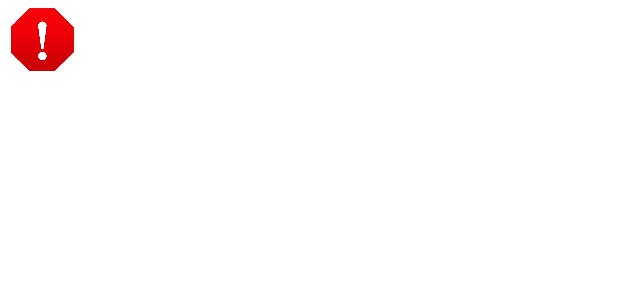
After one commit to Elenaadochitei/BarieraAndroid, an Android app: the layout custom_toast.xml on its own in the app's theme, with its tools: preview values and no code run, on a phone screen of 412 x 824 dp. The commit adds this screen. Shown: the top 300 px of the screen. Run offline under Robolectric (Android 15) with nearby library versions, the phone set to English and light mode, and no system bars.

Commit message:
logOut section

```diff
--- a/app/src/main/java/com/example/myapplication/LogInPerson.java
+++ b/app/src/main/java/com/example/myapplication/LogInPerson.java
@@ -13,6 +13,7 @@ import android.view.Window;
 import android.view.WindowManager;
 import android.view.inputmethod.InputMethodManager;
 import android.widget.Button;
+import android.widget.ImageView;
 import android.widget.ProgressBar;
 import android.widget.TextView;
 import android.widget.Toast;
--- a/app/src/main/java/com/example/myapplication/ServerIp.java
+++ b/app/src/main/java/com/example/myapplication/ServerIp.java
@@ -1,5 +1,5 @@
 package com.example.myapplication;
 
 public class ServerIp {
-    public static final String BASE_URL = "http://192.168.100.37:8080/";
+    public static final String BASE_URL = "http://192.168.0.103:8080/";
 }
--- /dev/null
+++ b/app/src/main/res/layout/custom_toast.xml
@@ -0,0 +1,35 @@
+<?xml version="1.0" encoding="utf-8"?>
+<RelativeLayout
+    xmlns:android="http://schemas.android.com/apk/res/android"
+    xmlns:tools="http://schemas.android.com/tools"
+    android:layout_width="match_parent"
+    android:layout_height="match_parent"
+    android:id="@+id/relativeLayout1"
+    android:background="@android:color/white">
+
+    <ImageView
+        android:id="@+id/imageView1"
+        android:layout_width="45dp"
+        android:layout_height="44dp"
+        android:layout_below="@+id/textView1"
+        android:layout_marginStart="5dip"
+        android:layout_marginTop="5dip"
+        android:layout_marginEnd="5dip"
+        android:layout_marginBottom="5dip"
+        android:background="@android:color/transparent"
+        android:src="@drawable/errortoast"
+        tools:ignore="UnknownId"></ImageView>
+
+    <TextView
+        android:id="@+id/textView2"
+        android:layout_width="212dp"
+        android:layout_height="36dp"
+        android:layout_below="@+id/imageView1"
+        android:layout_alignParentEnd="true"
+        android:layout_marginTop="-55dp"
+        android:layout_marginEnd="99dp"
+        android:background="@android:color/transparent"
+        android:gravity="center"
+        android:textColor="@android:color/black"></TextView>
+
+</RelativeLayout>
--- a/app/src/main/res/xml/network_security_config.xml
+++ b/app/src/main/res/xml/network_security_config.xml
@@ -1,6 +1,6 @@
 <?xml version="1.0" encoding="utf-8"?>
 <network-security-config>
     <domain-config cleartextTrafficPermitted="true">
-        <domain includeSubdomains="true"> 192.168.100.37</domain>
+        <domain includeSubdomains="true"> 192.168.0.103</domain>
     </domain-config>
 </network-security-config>
```
Also changed, not shown: app/src/main/java/com/example/myapplication/CancelPerson.java (+15 -7 lines), app/src/main/java/com/example/myapplication/MainActivity.java (+7 -1 lines), app/src/main/res/drawable-v24/key.png (added), app/src/main/res/drawable-v24/lock.png (added), app/src/main/res/drawable/errortoast.png (added), app/src/main/res/drawable/finger.png (added), app/src/main/res/drawable/personaldates.png (added), app/src/main/res/drawable/termenisicond.png (added).
